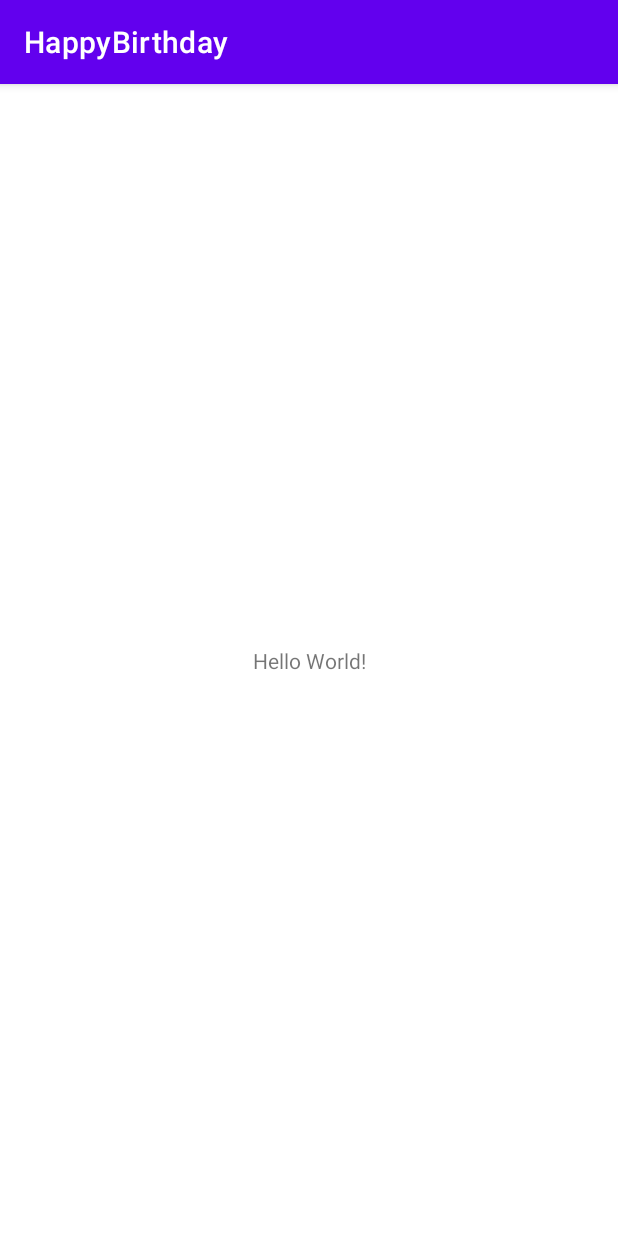
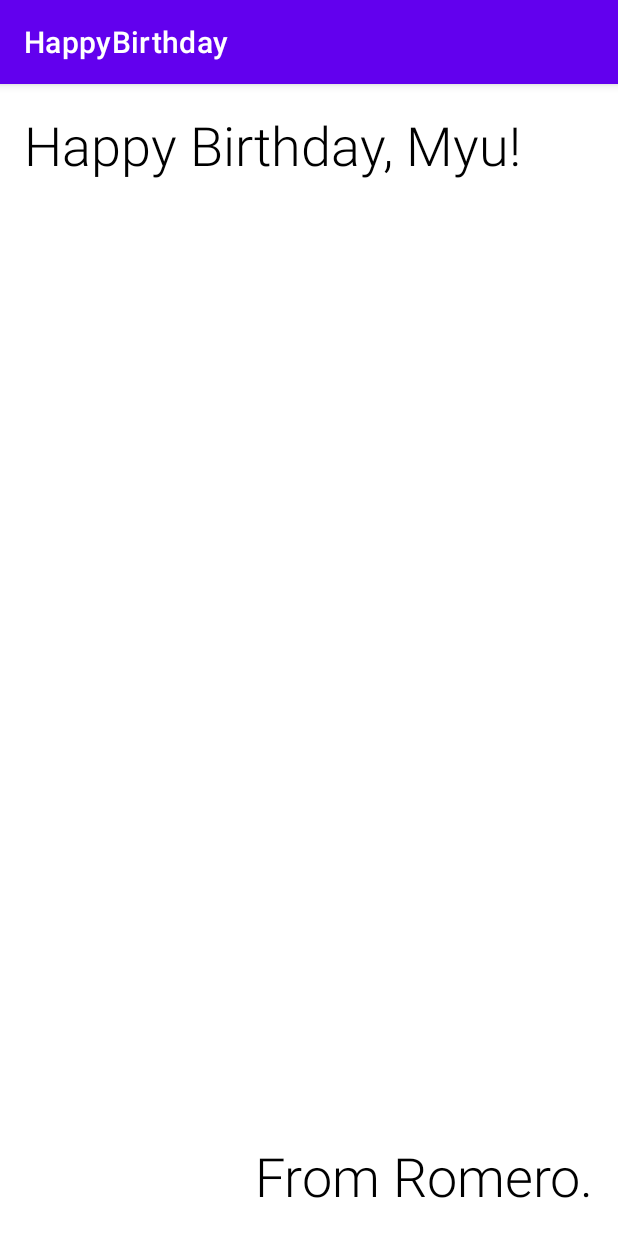
Before and after one commit to romerojhh/HappyBirthday, an Android app: the screen it shows after launch (MainActivity), on a phone screen of 412 x 824 dp. Run offline under Robolectric (Android 15) with nearby library versions, the phone set to English and light mode, and no system bars.

```diff
--- a/app/src/main/AndroidManifest.xml
+++ b/app/src/main/AndroidManifest.xml
@@ -18,6 +18,9 @@
                 <category android:name="android.intent.category.LAUNCHER" />
             </intent-filter>
         </activity>
+        <meta-data
+            android:name="preloaded_fonts"
+            android:resource="@array/preloaded_fonts" />
     </application>
 
 </manifest>
--- a/app/src/main/res/layout/activity_main.xml
+++ b/app/src/main/res/layout/activity_main.xml
@@ -7,12 +7,28 @@
     tools:context=".MainActivity">
 
     <TextView
+        android:id="@+id/textView"
         android:layout_width="wrap_content"
         android:layout_height="wrap_content"
-        android:text="Hello World!"
-        app:layout_constraintBottom_toBottomOf="parent"
-        app:layout_constraintLeft_toLeftOf="parent"
-        app:layout_constraintRight_toRightOf="parent"
+        android:layout_marginStart="16dp"
+        android:layout_marginTop="16dp"
+        android:fontFamily="sans-serif-light"
+        android:text="Happy Birthday, Myu!"
+        android:textColor="@android:color/black"
+        android:textSize="36sp"
+        app:layout_constraintStart_toStartOf="parent"
         app:layout_constraintTop_toTopOf="parent" />
 
+    <TextView
+        android:id="@+id/textView2"
+        android:layout_width="wrap_content"
+        android:layout_height="wrap_content"
+        android:layout_marginEnd="16dp"
+        android:layout_marginBottom="16dp"
+        android:fontFamily="sans-serif-light"
+        android:text="From Romero."
+        android:textColor="@android:color/black"
+        android:textSize="36sp"
+        app:layout_constraintBottom_toBottomOf="parent"
+        app:layout_constraintEnd_toEndOf="parent" />
 </androidx.constraintlayout.widget.ConstraintLayout>
```
